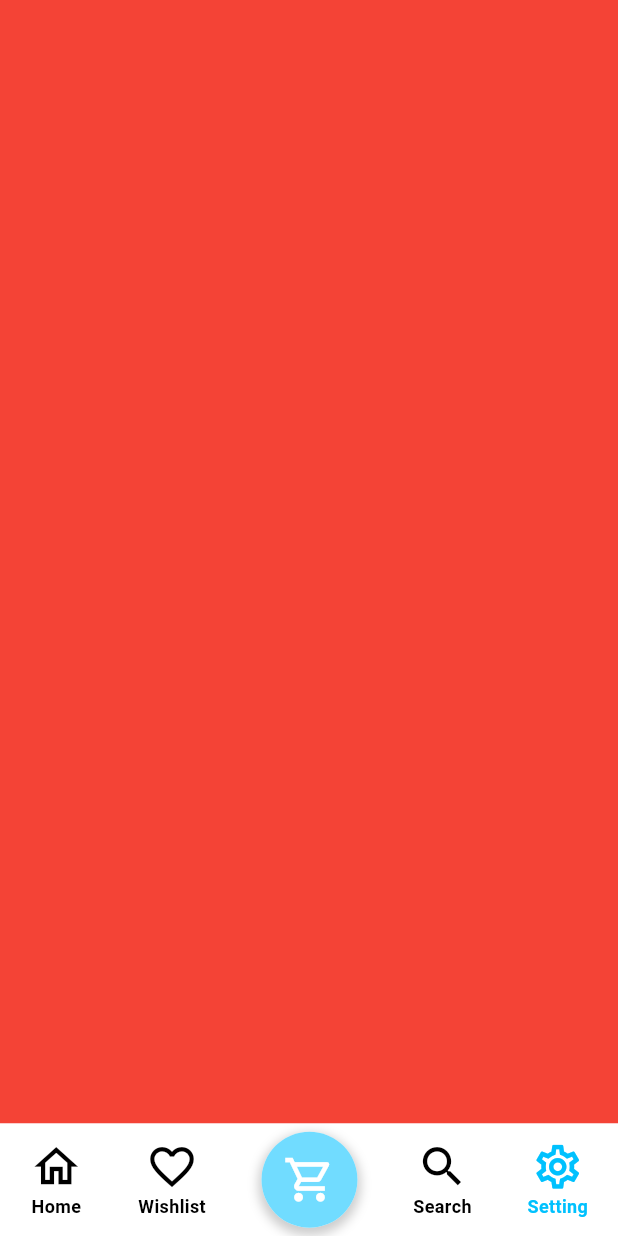
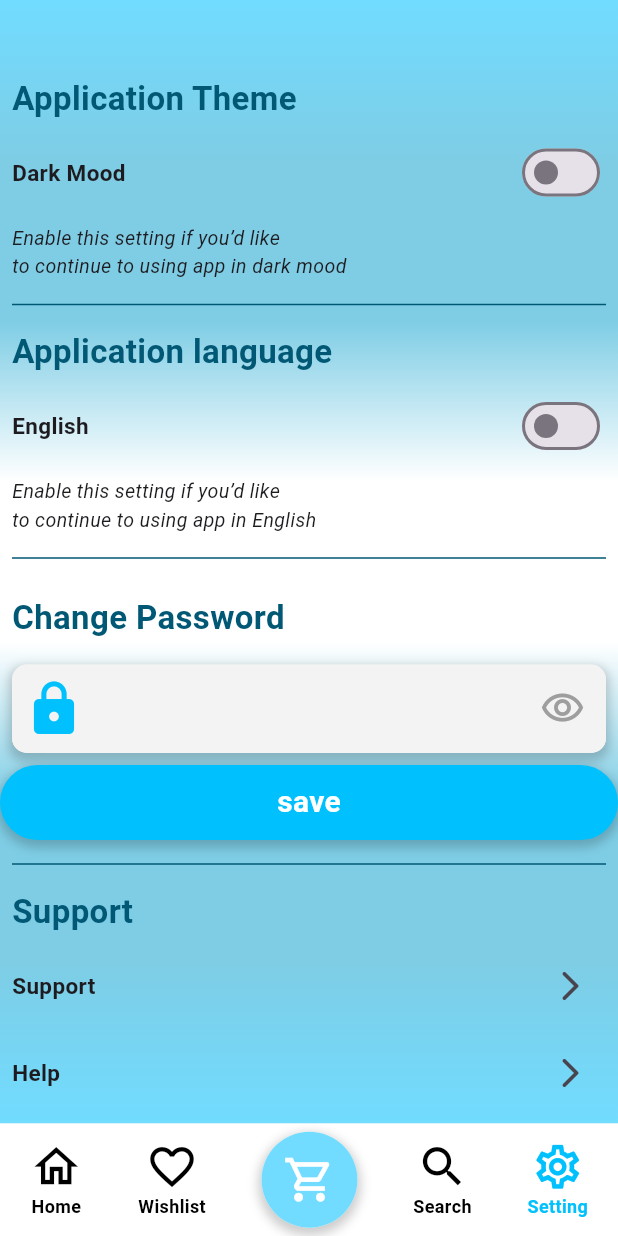
Before and after one commit to salahsaads/Grocery-App-, a Flutter app: the screen it shows after launch, item 5 of the bottom bar chosen, on a phone screen of 412 x 824 dp. Run offline on Flutter 3.47's test engine with Material 3 defaults, Android fonts, the phone set to English and light mode, and no system bars; our stand-ins replace device_preview, flutter_svg, google_fonts, lottie.

Commit message:
add setting screen:

```diff
--- a/lib/Features/Nav/prestion/view/Nav.dart
+++ b/lib/Features/Nav/prestion/view/Nav.dart
@@ -3,6 +3,8 @@ import 'package:google_fonts/google_fonts.dart';
 import 'package:grocery/Features/Home/prestion/view/HomeScreen.dart';
 import 'package:grocery/Features/car/presetion/view/Car_Screen.dart';
 import 'package:grocery/core/utils/constent.dart';
+
+import '../../../Setting/prestion/view/Setting_screen.dart';
 
 class Nav extends StatefulWidget {
   const Nav({super.key});
@@ -18,9 +20,7 @@ class _NavState extends State<Nav> {
     Scaffold(backgroundColor: Colors.orange),
     CarScreen(),
     Scaffold(),
-    Scaffold(
-      backgroundColor: Colors.red,
-    )
+    SettingScreen()
   ];
   @override
   Widget build(BuildContext context) {
--- /dev/null
+++ b/lib/Features/Setting/prestion/view/Setting_screen.dart
@@ -0,0 +1,272 @@
+import 'package:flutter/material.dart';
+import 'package:flutter/widgets.dart';
+import 'package:google_fonts/google_fonts.dart';
+import 'package:grocery/core/utils/widget/Custom_TextFeild.dart';
+import 'package:grocery/core/utils/widget/Custom_Button.dart';
+
+import '../../../../core/utils/thema/style.dart';
+
+class SettingScreen extends StatelessWidget {
+  const SettingScreen({super.key});
+
+  @override
+  Widget build(BuildContext context) {
+    return Scaffold(
+        resizeToAvoidBottomInset: false,
+        body: Container(
+          width: double.infinity,
+          height: double.infinity,
+          decoration: const BoxDecoration(
+            gradient: LinearGradient(
+              begin: Alignment.topCenter,
+              end: Alignment.bottomCenter,
+              colors: [
+                Color(0xff71dcff),
+                Color.fromARGB(255, 126, 205, 229),
+                Color.fromARGB(255, 126, 205, 229),
+                Colors.white,
+                Colors.white,
+                Color.fromARGB(255, 126, 205, 229),
+                Color.fromARGB(255, 126, 205, 229),
+                Color(0xff71dcff),
+              ],
+            ),
+          ),
+          child: Column(
+            children: <Widget>[
+              SizedBox(
+                height: 50,
+              ),
+              App_theme(
+                Title: 'Application Theme',
+                doing: 'Dark Mood',
+                subtite:
+                    'Enable this setting if you’d like\nto continue to using app in dark mood',
+              ),
+              Padding(
+                padding: EdgeInsets.all(8.0),
+                child: Divider(
+                  color: Color.fromARGB(255, 1, 88, 117),
+                ),
+              ),
+              App_theme(
+                Title: 'Application language',
+                doing: 'English',
+                subtite:
+                    'Enable this setting if you’d like\nto continue to using app in English',
+              ),
+              Padding(
+                padding: EdgeInsets.all(8.0),
+                child: Divider(
+                  color: Color.fromARGB(255, 1, 88, 117),
+                ),
+              ),
+              ChangePassword(),
+              Padding(
+                padding: EdgeInsets.all(8.0),
+                child: Divider(
+                  color: Color.fromARGB(255, 1, 88, 117),
+                ),
+              ),
+              Support(),
+              Padding(
+                padding: EdgeInsets.all(8.0),
+                child: Divider(
+                  color: Color.fromARGB(255, 1, 88, 117),
+                ),
+              ),
+            ],
+          ),
+        ));
+  }
+}
+
+class CustomButton {}
+
+class Support extends StatelessWidget {
+  const Support({super.key});
+
+  @override
+  Widget build(BuildContext context) {
+    return Column(
+      children: [
+        Padding(
+          padding: const EdgeInsets.only(left: 8),
+          child: Row(
+            children: [
+              Text(
+                'Support',
+                style: GoogleFonts.abhayaLibre(
+                    textStyle: TextStyle(
+                        fontWeight: FontWeight.bold,
+                        fontSize: 22,
+                        color: Color.fromARGB(255, 1, 88, 117))),
+              ),
+            ],
+          ),
+        ),
+        SizedBox(
+          height: 10,
+        ),
+        Padding(
+          padding: const EdgeInsets.only(left: 8, right: 8),
+          child: Row(
+            children: [
+              Text(
+                'Support',
+                style: GoogleFonts.abhayaLibre(
+                    textStyle:
+                        TextStyle(fontWeight: FontWeight.bold, fontSize: 15)),
+              ),
+              Spacer(),
+              IconButton(
+                  onPressed: () {}, icon: Icon(Icons.arrow_forward_ios_rounded))
+            ],
+          ),
+        ),
+        SizedBox(
+          height: 10,
+        ),
+        Padding(
+          padding: const EdgeInsets.only(left: 8, right: 8),
+          child: Row(
+            children: [
+              Text(
+                'Help',
+                style: GoogleFonts.abhayaLibre(
+                    textStyle:
+                        TextStyle(fontWeight: FontWeight.bold, fontSize: 15)),
+              ),
+              Spacer(),
+              IconButton(
+                  onPressed: () {}, icon: Icon(Icons.arrow_forward_ios_rounded))
+            ],
+          ),
+        ),
+      ],
+    );
+  }
+}
+
+class ChangePassword extends StatelessWidget {
+  const ChangePassword({super.key});
+
+  @override
+  Widget build(BuildContext context) {
+    return Column(
+      children: [
+        Padding(
+          padding: const EdgeInsets.all(8.0),
+          child: Row(
+            children: [
+              Text(
+                'Change Password',
+                style: GoogleFonts.abhayaLibre(
+                    textStyle: TextStyle(
+                        fontWeight: FontWeight.bold,
+                        fontSize: 22,
+                        color: Color.fromARGB(255, 1, 88, 117))),
+              ),
+            ],
+          ),
+        ),
+        Padding(
+          padding: const EdgeInsets.all(8.0),
+          child: CustomTextFeild(Title: '', icon: (Icons.lock), password: true),
+        ),
+        Container(
+          alignment: Alignment.center,
+          // ignore: sort_child_properties_last
+          child: Text('save', style: Style.ButtonTextStyle),
+          width: double.infinity,
+          height: 50,
+          decoration: BoxDecoration(
+              boxShadow: [
+                BoxShadow(
+                  color: Colors.black.withOpacity(0.2),
+                  spreadRadius: 2,
+                  blurRadius: 5,
+                  offset: Offset(0, 3),
+                )
+              ],
+              borderRadius: BorderRadius.circular(50),
+              color: const Color(0xff00C1FE)),
+        ),
+      ],
+    );
+  }
+}
+
+class App_theme extends StatelessWidget {
+  App_theme(
+      {super.key,
+      required this.Title,
+      required this.doing,
+      required this.subtite});
+  String Title;
+  String doing;
+  String subtite;
+  @override
+  Widget build(BuildContext context) {
+    return Column(
+      children: [
+        Padding(
+          padding: const EdgeInsets.only(left: 8),
+          child: Row(
+            children: [
+              Text(
+                Title,
+                style: GoogleFonts.abhayaLibre(
+                    textStyle: TextStyle(
+                        fontWeight: FontWeight.bold,
+                        fontSize: 22,
+                        color: Color.fromARGB(255, 1, 88, 117))),
+              ),
+            ],
+          ),
+        ),
+        SizedBox(
+          height: 10,
+        ),
+        Padding(
+          padding: const EdgeInsets.only(left: 8, right: 8),
+          child: Row(
+            children: [
+              Text(
+                doing,
+                style: GoogleFonts.abhayaLibre(
+                    textStyle:
+                        TextStyle(fontWeight: FontWeight.bold, fontSize: 15)),
+              ),
+              Spacer(),
+              Switch(
+                // This bool value toggles the switch.
+                value: false,
+                activeColor: Color(0xff71dc),
+
+                onChanged: (bool value) {
+                  // This is called when the user toggles the switch.
+                },
+              )
+            ],
+          ),
+        ),
+        SizedBox(
+          height: 10,
+        ),
+        Padding(
+          padding: const EdgeInsets.only(left: 8, right: 8),
+          child: Row(
+            children: [
+              Text(
+                subtite,
+                style: GoogleFonts.aBeeZee(
+                    fontSize: 13, fontStyle: FontStyle.italic),
+              ),
+            ],
+          ),
+        ),
+      ],
+    );
+  }
+}
```
